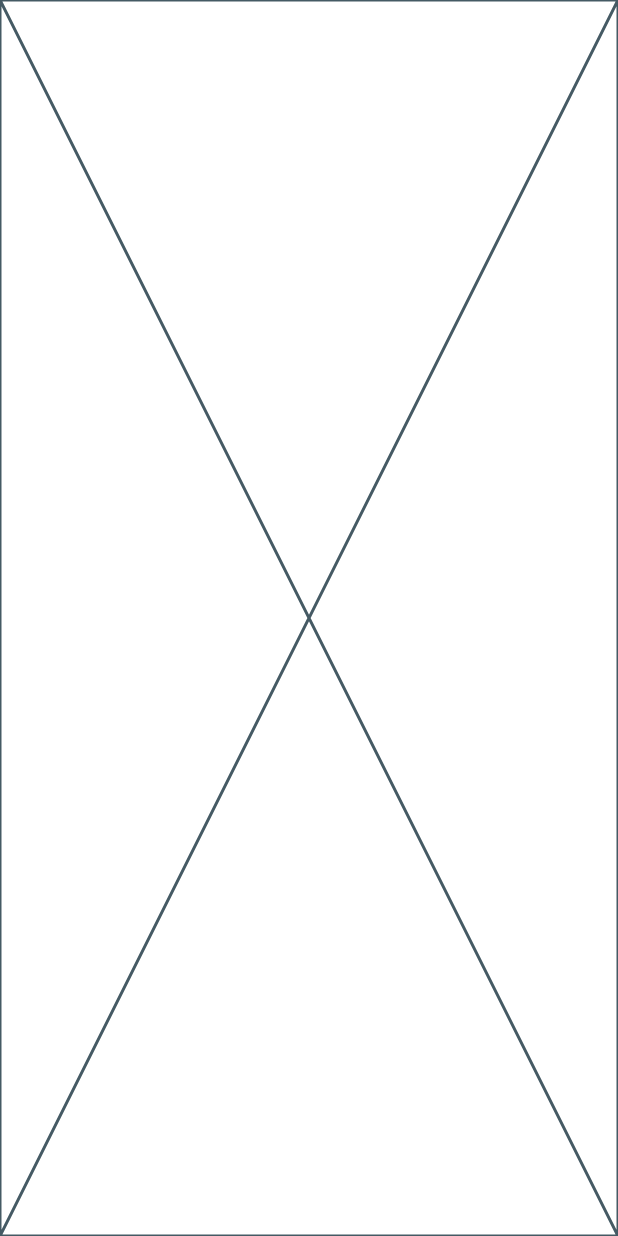
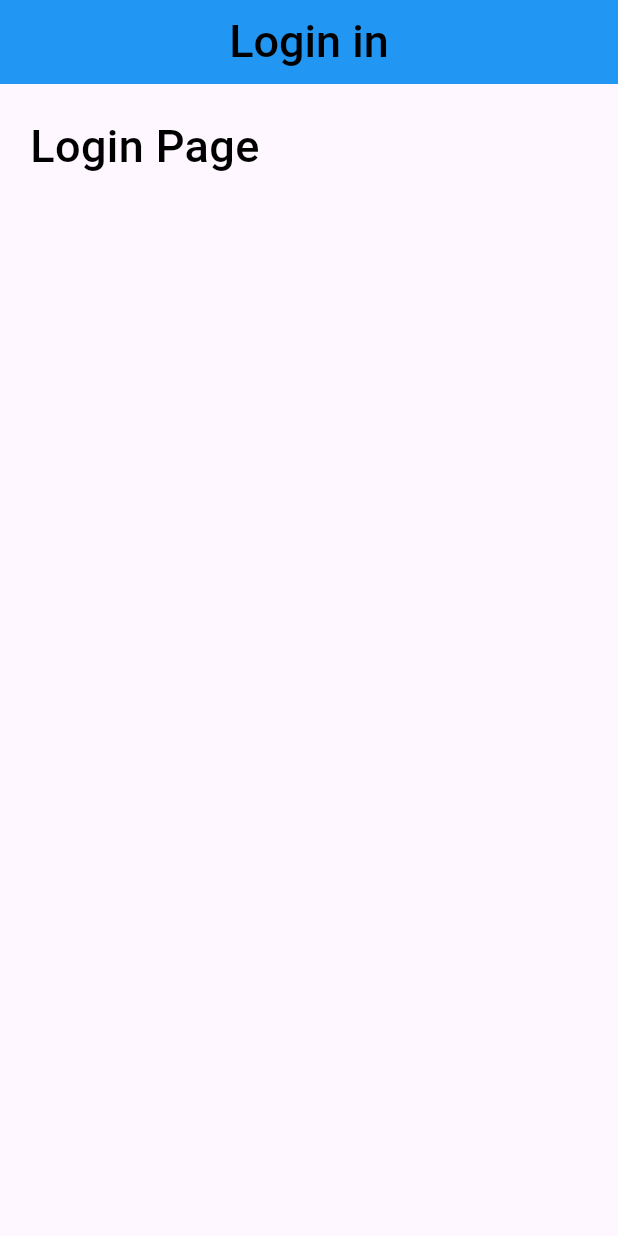
Before and after one commit to rifathosenofficial2023/login_page_01, a Flutter app: the screen it shows after launch, on a phone screen of 412 x 824 dp. Run offline on Flutter 3.47's test engine with Material 3 defaults, Android fonts, the phone set to English and light mode, and no system bars.

Commit message:
login page

```diff
--- a/lib/main.dart
+++ b/lib/main.dart
@@ -9,6 +9,38 @@ class Login_page_01 extends StatelessWidget {
 
   @override
   Widget build(BuildContext context) {
-    return const Placeholder();
+    return MaterialApp(
+      debugShowCheckedModeBanner: false,
+      home: Scaffold(
+        appBar: AppBar(
+          centerTitle: true,
+          backgroundColor: Colors.blue,
+          title: Text("Login in",
+          style: TextStyle(
+            fontSize: 30,
+            color: Colors.black,
+            fontWeight: FontWeight.w500
+          ),
+          ),
+        ),
+          body: Column(
+            children: [
+              Padding(
+                padding: const EdgeInsets.only(top: 20,left: 20),
+                child: Text("Login Page",
+                style: TextStyle(
+                            fontSize: 30,
+                            color: Colors.black,
+                            fontWeight: FontWeight.w500
+                ),
+                ),
+              ),
+
+            ],
+          ),
+
+
+      ),
+    );
   }
 }
```
